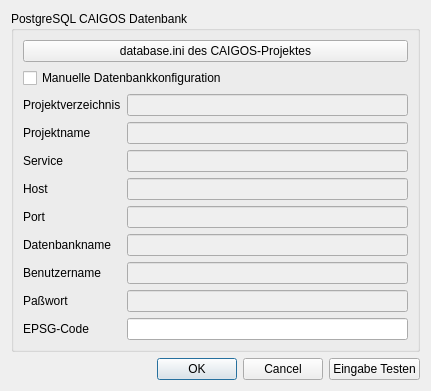
First picture: the form in uiDBAnbindung.ui, repository EZUSoft/SaxonyCadastralParcels, before the edit.
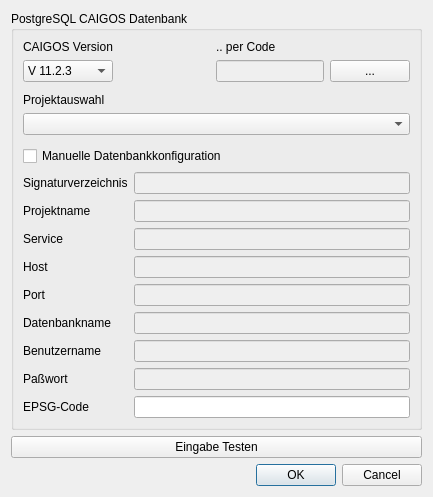
Second picture: the form after the edit.

The edit to the form file:
```diff
--- a/uiDBAnbindung.ui
+++ b/uiDBAnbindung.ui
@@ -6,26 +6,53 @@
    <rect>
     <x>0</x>
     <y>0</y>
-    <width>431</width>
-    <height>383</height>
+    <width>433</width>
+    <height>497</height>
    </rect>
   </property>
   <property name="windowTitle">
    <string>CAIGOS Konnektor</string>
   </property>
-  <layout class="QGridLayout" name="gridLayout_3">
-   <item row="0" column="0" colspan="2">
+  <layout class="QVBoxLayout" name="verticalLayout">
+   <item>
     <widget class="QGroupBox" name="groupBox">
      <property name="title">
       <string>PostgreSQL CAIGOS Datenbank</string>
      </property>
      <layout class="QGridLayout" name="gridLayout_2">
       <item row="2" column="0">
+       <widget class="QLabel" name="lbProjektAusADM">
+        <property name="text">
+         <string>Projektauswahl</string>
+        </property>
+       </widget>
+      </item>
+      <item row="6" column="0">
+       <spacer name="verticalSpacer_2">
+        <property name="orientation">
+         <enum>Qt::Vertical</enum>
+        </property>
+        <property name="sizeHint" stdset="0">
+         <size>
+          <width>20</width>
+          <height>40</height>
+         </size>
+        </property>
+       </spacer>
+      </item>
+      <item row="7" column="0">
+       <widget class="QCheckBox" name="chkManuel">
+        <property name="text">
+         <string>Manuelle Datenbankkonfiguration</string>
+        </property>
+       </widget>
+      </item>
+      <item row="8" column="0">
        <layout class="QGridLayout" name="gridLayout">
         <item row="0" column="0">
-         <widget class="QLabel" name="label_6">
+         <widget class="QLabel" name="lbCGSignaturPfad">
           <property name="text">
-           <string>Projektverzeichnis</string>
+           <string>Signaturverzeichnis</string>
           </property>
           <property name="buddy">
            <cstring>leCGProjektPfad</cstring>
@@ -202,36 +229,126 @@
        </layout>
       </item>
       <item row="0" column="0">
-       <widget class="QPushButton" name="btnProjekt">
-        <property name="text">
-         <string>database.ini des CAIGOS-Projektes</string>
+       <layout class="QHBoxLayout" name="horizontalLayout_2">
+        <item>
+         <layout class="QVBoxLayout" name="verticalLayout_2">
+          <item>
+           <widget class="QLabel" name="label_5">
+            <property name="text">
+             <string>CAIGOS Version</string>
+            </property>
+           </widget>
+          </item>
+          <item>
+           <widget class="QComboBox" name="cbVersion">
+            <item>
+             <property name="text">
+              <string>V 11.2.3</string>
+             </property>
+            </item>
+            <item>
+             <property name="text">
+              <string>V 2016</string>
+             </property>
+            </item>
+           </widget>
+          </item>
+         </layout>
+        </item>
+        <item>
+         <spacer name="horizontalSpacer">
+          <property name="orientation">
+           <enum>Qt::Horizontal</enum>
+          </property>
+          <property name="sizeHint" stdset="0">
+           <size>
+            <width>40</width>
+            <height>20</height>
+           </size>
+          </property>
+         </spacer>
+        </item>
+        <item>
+         <layout class="QVBoxLayout" name="verticalLayout_3">
+          <item>
+           <widget class="QLabel" name="lbProjektOrDB">
+            <property name="text">
+             <string>.. per Code</string>
+            </property>
+           </widget>
+          </item>
+          <item>
+           <layout class="QHBoxLayout" name="horizontalLayout_4">
+            <item>
+             <widget class="QLineEdit" name="leAktDatName">
+              <property name="enabled">
+               <bool>false</bool>
+              </property>
+             </widget>
+            </item>
+            <item>
+             <widget class="QPushButton" name="btnDatAuswahl">
+              <property name="text">
+               <string>...</string>
+              </property>
+             </widget>
+            </item>
+           </layout>
+          </item>
+         </layout>
+        </item>
+       </layout>
+      </item>
+      <item row="5" column="0">
+       <widget class="QComboBox" name="cbProjektAusAdm">
+        <property name="enabled">
+         <bool>true</bool>
         </property>
        </widget>
       </item>
       <item row="1" column="0">
-       <widget class="QCheckBox" name="chkManuel">
-        <property name="text">
-         <string>Manuelle Datenbankkonfiguration</string>
+       <spacer name="verticalSpacer_3">
+        <property name="orientation">
+         <enum>Qt::Vertical</enum>
         </property>
-       </widget>
+        <property name="sizeHint" stdset="0">
+         <size>
+          <width>20</width>
+          <height>40</height>
+         </size>
+        </property>
+       </spacer>
       </item>
      </layout>
     </widget>
    </item>
-   <item row="1" column="0">
-    <widget class="QDialogButtonBox" name="bb">
-     <property name="standardButtons">
-      <set>QDialogButtonBox::Cancel|QDialogButtonBox::Ok</set>
+   <item>
+    <spacer name="verticalSpacer">
+     <property name="orientation">
+      <enum>Qt::Vertical</enum>
      </property>
-    </widget>
+     <property name="sizeHint" stdset="0">
+      <size>
+       <width>20</width>
+       <height>40</height>
+      </size>
+     </property>
+    </spacer>
    </item>
-   <item row="1" column="1">
+   <item>
     <widget class="QPushButton" name="btnTest">
      <property name="text">
       <string>Eingabe Testen</string>
      </property>
     </widget>
    </item>
+   <item>
+    <widget class="QDialogButtonBox" name="bb">
+     <property name="standardButtons">
+      <set>QDialogButtonBox::Cancel|QDialogButtonBox::Ok</set>
+     </property>
+    </widget>
+   </item>
   </layout>
  </widget>
  <tabstops>
```
Left out of the diff: 14 changed lines with no effect on the pictures.
